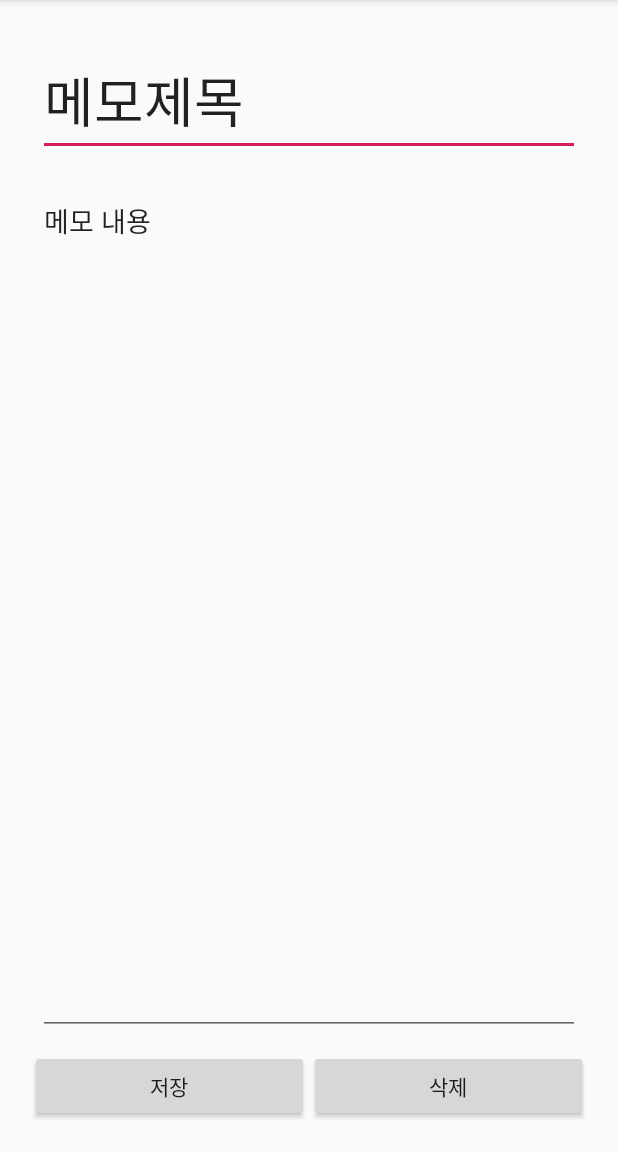
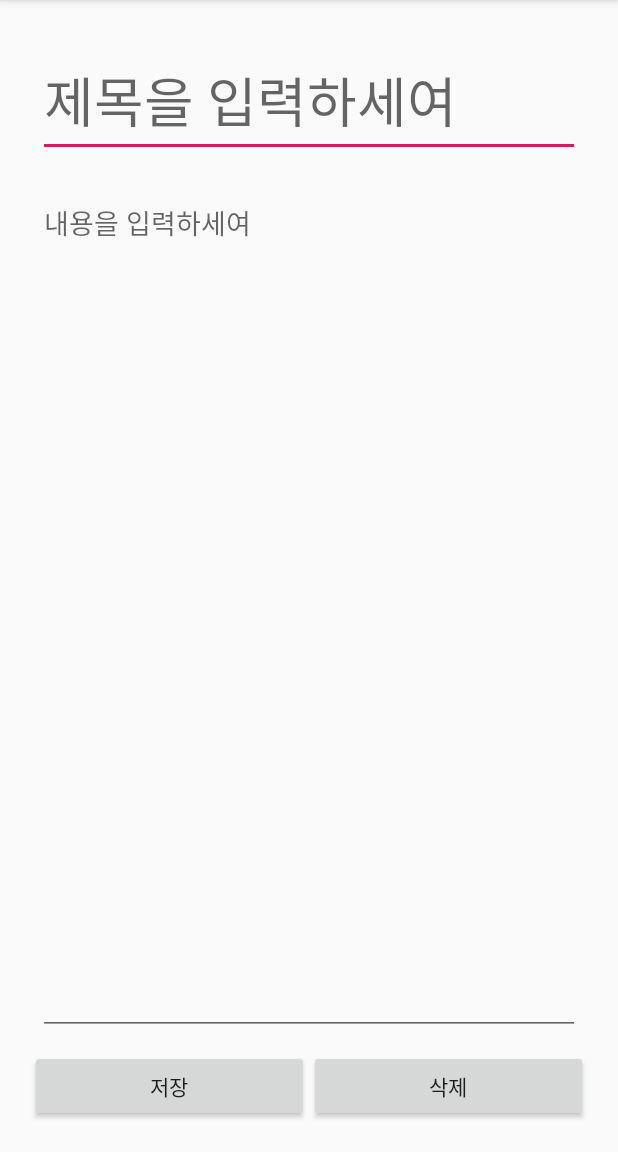
Before and after one commit to sexytreetrunks/MemoApp, an Android app: the ContentActivity screen opened directly, with no data from a screen before it, on a phone screen of 412 x 824 dp, the part 84-1236 px from its top. Run offline under Robolectric (Android 15) with nearby library versions, the phone set to English and light mode, and no system bars; 2 statements that could not run were skipped.

Commit message:
메모입력창 비었을때 힌트메세지 띄우도록함

```diff
--- a/app/src/main/res/layout/activity_content.xml
+++ b/app/src/main/res/layout/activity_content.xml
@@ -23,7 +23,7 @@
             android:layout_height="wrap_content"
             android:layout_marginTop="20dp"
             android:layout_marginBottom="20dp"
-            android:text="메모제목"
+            android:hint="@string/toastMsg_title_required"
             android:textSize="36sp" />
 
         <EditText
@@ -33,7 +33,7 @@
             android:gravity="start|top"
             android:inputType="textMultiLine"
             android:lineSpacingMultiplier="2"
-            android:text="메모 내용" />
+            android:hint="@string/content_required"/>
     </LinearLayout>
 
     <LinearLayout
--- a/app/src/main/res/values/strings.xml
+++ b/app/src/main/res/values/strings.xml
@@ -5,4 +5,5 @@
     <string name="toastMsg_updated_memo">메모가 변경되었슴다</string>
     <string name="toastMsg_deleted_memo">메모가 삭제되었슴다</string>
     <string name="toastMsg_cannot_delete_memo">메모를 삭제할수없슴니다</string>
+    <string name="content_required">내용을 입력하세여</string>
 </resources>
```
